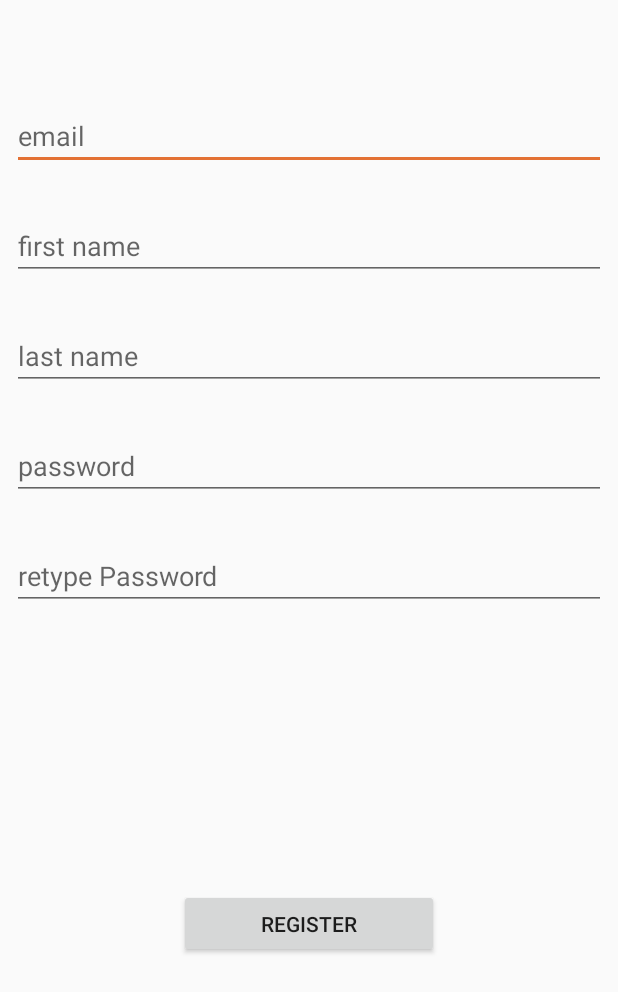
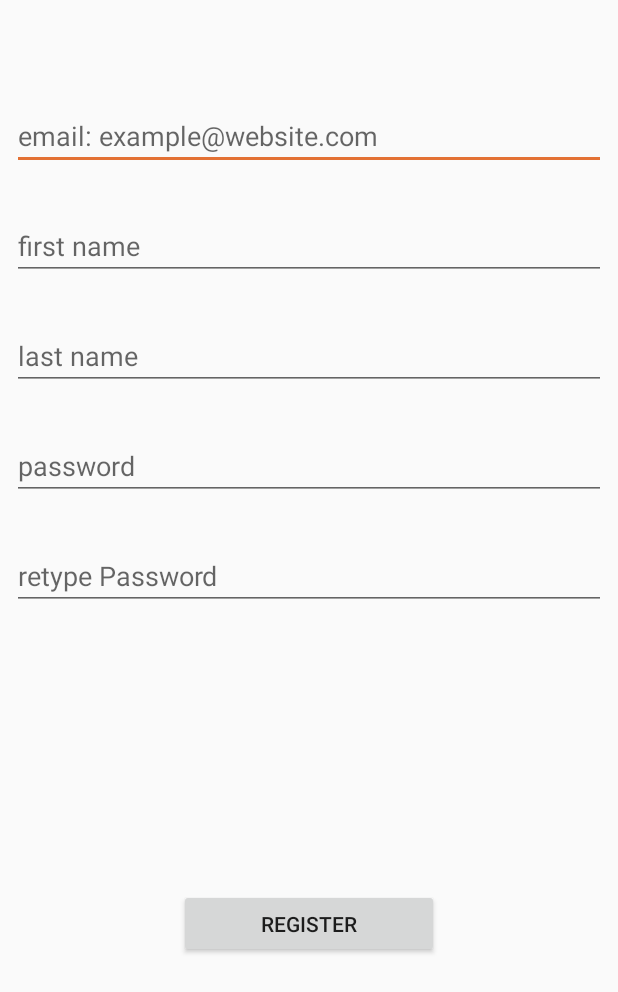
Before and after one commit to bmashlum/WorkoutTracker-1, an Android app: the SignInActivity screen opened directly, with no data from a screen before it, on a phone screen of 412 x 824 dp. Shown: the top 992 px of the screen. Run offline under Robolectric (Android 15) with nearby library versions, the phone set to English and light mode, and no system bars; libraries missing offline, so code that uses them is left out: javax.mail, javax.mail.internet.

Commit message:
changed hint in email register

```diff
--- a/FitAid App/app/src/main/res/layout/activity_signin.xml
+++ b/FitAid App/app/src/main/res/layout/activity_signin.xml
@@ -11,12 +11,10 @@
         android:layout_width="0dp"
         android:layout_height="wrap_content"
         android:layout_marginStart="8dp"
-        android:layout_marginLeft="8dp"
         android:layout_marginTop="68dp"
         android:layout_marginEnd="8dp"
-        android:layout_marginRight="8dp"
         android:ems="10"
-        android:hint="email"
+        android:hint="email: example@website.com"
         android:inputType="textEmailAddress"
         app:layout_constraintEnd_toEndOf="parent"
         app:layout_constraintHorizontal_bias="0.0"
```
